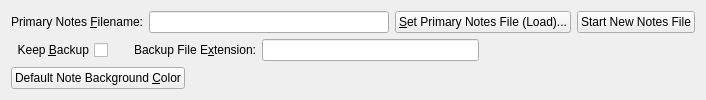
Qt form programs/KJVCanOpener/KJVUserNotesDatabaseConfig.ui (dewhisna/KingJamesPureBibleSearch) before a commit.
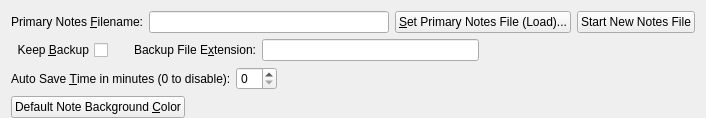
The same form after that commit. Custom widgets are drawn as their Qt base class.

Commit message: Added User Notes File AutoSaveTime configuration option and all of the logic in myApplication to process it and handle the auto-saving.  Will have to re-examine this if we ever have multiple simultaneous notes files, unless we mandate that only one is open for read/write mode and the others as read-only.

```diff
--- a/programs/KJVCanOpener/KJVUserNotesDatabaseConfig.ui
+++ b/programs/KJVCanOpener/KJVUserNotesDatabaseConfig.ui
@@ -171,6 +171,36 @@
      </item>
     </layout>
    </item>
+   <item>
+    <layout class="QHBoxLayout" name="horizontalLayout_3">
+     <item>
+      <widget class="QLabel" name="lblAutoSaveTime">
+       <property name="text">
+        <string>Auto Save &amp;Time in minutes (0 to disable):</string>
+       </property>
+       <property name="buddy">
+        <cstring>spinBoxAutoSaveTime</cstring>
+       </property>
+      </widget>
+     </item>
+     <item>
+      <widget class="CSpinBox" name="spinBoxAutoSaveTime"/>
+     </item>
+     <item>
+      <spacer name="horizontalSpacer_4">
+       <property name="orientation">
+        <enum>Qt::Horizontal</enum>
+       </property>
+       <property name="sizeHint" stdset="0">
+        <size>
+         <width>0</width>
+         <height>20</height>
+        </size>
+       </property>
+      </spacer>
+     </item>
+    </layout>
+   </item>
    <item>
     <layout class="QHBoxLayout" name="horizontalLayoutNoteBackgroundColor">
      <item>
@@ -210,6 +240,13 @@
    </item>
   </layout>
  </widget>
+ <customwidgets>
+  <customwidget>
+   <class>CSpinBox</class>
+   <extends>QSpinBox</extends>
+   <header>SubControls.h</header>
+  </customwidget>
+ </customwidgets>
  <tabstops>
   <tabstop>editPrimaryUserNotesFilename</tabstop>
   <tabstop>btnSetPrimaryUserNotesFilename</tabstop>
```
Left out of the diff: 1 changed line with no effect on the pictures. The commit also changes 7 other files.
